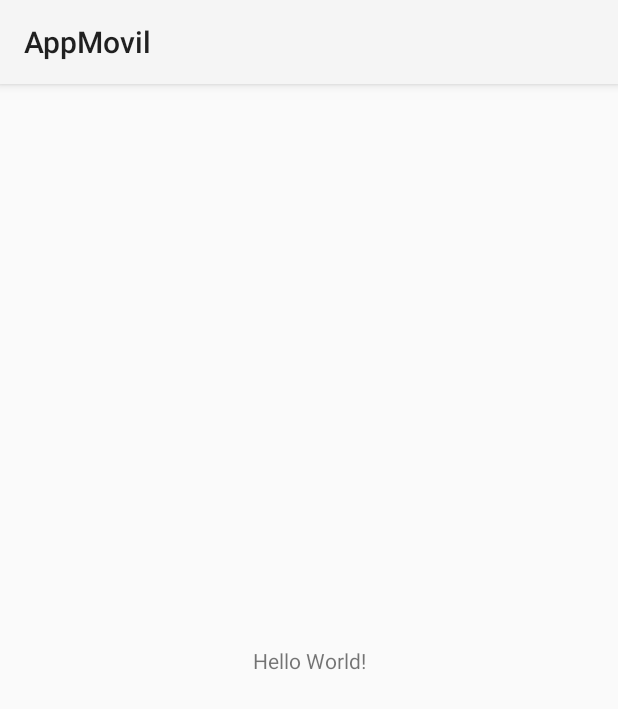
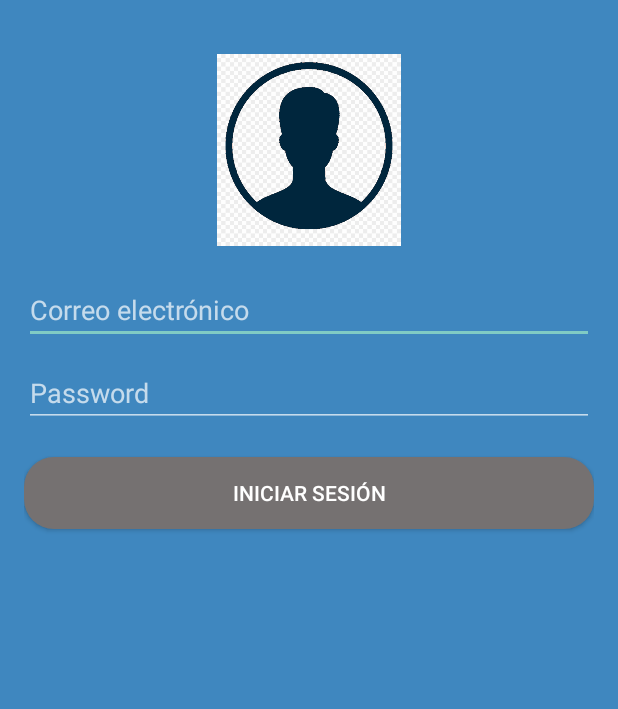
Before and after one commit to jonathanGarciaUgalde/SmartHomeTEC, an Android app: the screen it shows after launch (MainActivity), on a phone screen of 412 x 824 dp. Shown: the top 709 px of the screen. Run offline under Robolectric (Android 15) with nearby library versions, the phone set to English and light mode, and no system bars.

Commit message:
Creacion vista Login, Creacion estructura SQLite

```diff
--- a/AppMovil/app/src/main/AndroidManifest.xml
+++ b/AppMovil/app/src/main/AndroidManifest.xml
@@ -8,7 +8,7 @@
         android:label="@string/app_name"
         android:roundIcon="@mipmap/ic_launcher_round"
         android:supportsRtl="true"
-        android:theme="@style/Theme.AppMovil">
+        android:theme="@style/Theme.AppCompat.NoActionBar">
         <activity android:name=".MainActivity">
             <intent-filter>
                 <action android:name="android.intent.action.MAIN" />
@@ -16,6 +16,10 @@
                 <category android:name="android.intent.category.LAUNCHER" />
             </intent-filter>
         </activity>
+
+        <activity android:name=".VentanaInformacionPerfil"></activity>
+
+
     </application>
 
 </manifest>
--- /dev/null
+++ b/AppMovil/app/src/main/java/com/example/appmovil/ConexionSQLite.java
@@ -0,0 +1,28 @@
+package com.example.appmovil;
+
+import android.content.Context;
+import android.database.DatabaseErrorHandler;
+import android.database.sqlite.SQLiteDatabase;
+import android.database.sqlite.SQLiteOpenHelper;
+
+public class ConexionSQLite extends SQLiteOpenHelper {
+
+    final String CREAR_TABLA_USUARIO = "CREATE TABLE usuarios(id INTEGER, nombre TEXT, telefono TEXT)";
+
+    public ConexionSQLite(Context context, String name, SQLiteDatabase.CursorFactory factory, int version) {
+        super(context, name, factory, version);
+    }
+
+    // Generar las tablas(scripts) de las entidades
+    @Override
+    public void onCreate(SQLiteDatabase db) {
+        db.execSQL(CREAR_TABLA_USUARIO);
+    }
+
+    //
+    @Override
+    public void onUpgrade(SQLiteDatabase db, int oldVersion, int newVersion) {
+        db.execSQL("DROP TABLE IF EXISTS usuarios");
+        onCreate(db);
+    }
+}
--- a/AppMovil/app/src/main/java/com/example/appmovil/MainActivity.java
+++ b/AppMovil/app/src/main/java/com/example/appmovil/MainActivity.java
@@ -2,7 +2,9 @@ package com.example.appmovil;
 
 import androidx.appcompat.app.AppCompatActivity;
 
+import android.content.Intent;
 import android.os.Bundle;
+import android.view.View;
 
 public class MainActivity extends AppCompatActivity {
 
@@ -11,4 +13,10 @@ public class MainActivity extends AppCompatActivity {
         super.onCreate(savedInstanceState);
         setContentView(R.layout.activity_main);
     }
+
+    public void btn_iniciar_sesion(View view) {
+
+        Intent informacionPerfil = new Intent(this, VentanaInformacionPerfil.class);
+        startActivity(informacionPerfil);
+    }
 }
--- /dev/null
+++ b/AppMovil/app/src/main/java/com/example/appmovil/VentanaInformacionPerfil.java
@@ -0,0 +1,14 @@
+package com.example.appmovil;
+
+import android.os.Bundle;
+import androidx.appcompat.app.AppCompatActivity;
+
+public class VentanaInformacionPerfil extends AppCompatActivity {
+
+    @Override
+    protected void onCreate(Bundle savedInstanceState) {
+        super.onCreate(savedInstanceState);
+        setContentView(R.layout.ventana_informacion_perfil);
+    }
+
+}
--- /dev/null
+++ b/AppMovil/app/src/main/res/drawable/borde_redondo.xml
@@ -0,0 +1,14 @@
+<?xml version="1.0" encoding="utf-8"?>
+
+<shape xmlns:android="http://schemas.android.com/apk/res/android"  android:shape="rectangle">
+
+    <solid android:color="#757171"/>
+
+    <padding android:left="1dp"
+        android:top="1dp"
+        android:right="1dp"
+        android:bottom="1dp"/>
+
+    <corners android:radius="30px"/>
+
+</shape>
--- a/AppMovil/app/src/main/res/layout/activity_main.xml
+++ b/AppMovil/app/src/main/res/layout/activity_main.xml
@@ -1,18 +1,47 @@
 <?xml version="1.0" encoding="utf-8"?>
-<androidx.constraintlayout.widget.ConstraintLayout xmlns:android="http://schemas.android.com/apk/res/android"
+
+<LinearLayout xmlns:android="http://schemas.android.com/apk/res/android"
     xmlns:app="http://schemas.android.com/apk/res-auto"
-    xmlns:tools="http://schemas.android.com/tools"
     android:layout_width="match_parent"
     android:layout_height="match_parent"
-    tools:context=".MainActivity">
+    android:background="#3F87BF"
+    android:orientation="vertical"
+    android:paddingLeft="16dp"
+    android:paddingTop="16dp"
+    android:paddingRight="16dp"
+    android:paddingBottom="16dp">
 
-    <TextView
-        android:layout_width="wrap_content"
+    <ImageView
+        android:id="@+id/imageView"
+        android:layout_width="match_parent"
+        android:layout_height="128dp"
+        app:srcCompat="@drawable/icon_login"
+        android:layout_marginBottom="20dp"
+        android:layout_marginTop="20dp" />
+
+    <EditText
+        android:id="@+id/text_usuario"
+        android:layout_width="match_parent"
         android:layout_height="wrap_content"
-        android:text="Hello World!"
-        app:layout_constraintBottom_toBottomOf="parent"
-        app:layout_constraintLeft_toLeftOf="parent"
-        app:layout_constraintRight_toRightOf="parent"
-        app:layout_constraintTop_toTopOf="parent" />
+        android:inputType="textPersonName"
+        android:hint="Correo electrónico"
+        android:layout_marginBottom="10dp" />
 
-</androidx.constraintlayout.widget.ConstraintLayout>
+    <EditText
+        android:id="@+id/text_password"
+        android:layout_width="match_parent"
+        android:layout_height="wrap_content"
+        android:inputType="textPassword"
+        android:hint="Password"
+        android:layout_marginBottom="20dp" />
+
+    <Button
+        android:id="@+id/button2"
+        android:layout_width="match_parent"
+        android:layout_height="wrap_content"
+        android:text="Iniciar sesión"
+        android:onClick="btn_iniciar_sesion"
+        android:background="@drawable/borde_redondo"
+        android:layout_marginBottom="10dp" />
+
+</LinearLayout>
--- /dev/null
+++ b/AppMovil/app/src/main/res/layout/ventana_informacion_perfil.xml
@@ -0,0 +1,6 @@
+<?xml version="1.0" encoding="utf-8"?>
+<androidx.constraintlayout.widget.ConstraintLayout
+    xmlns:android="http://schemas.android.com/apk/res/android" android:layout_width="match_parent"
+    android:layout_height="match_parent">
+
+</androidx.constraintlayout.widget.ConstraintLayout>
```
Also changed, not shown: AppMovil/app/src/main/res/drawable/icon_login.png (added).
